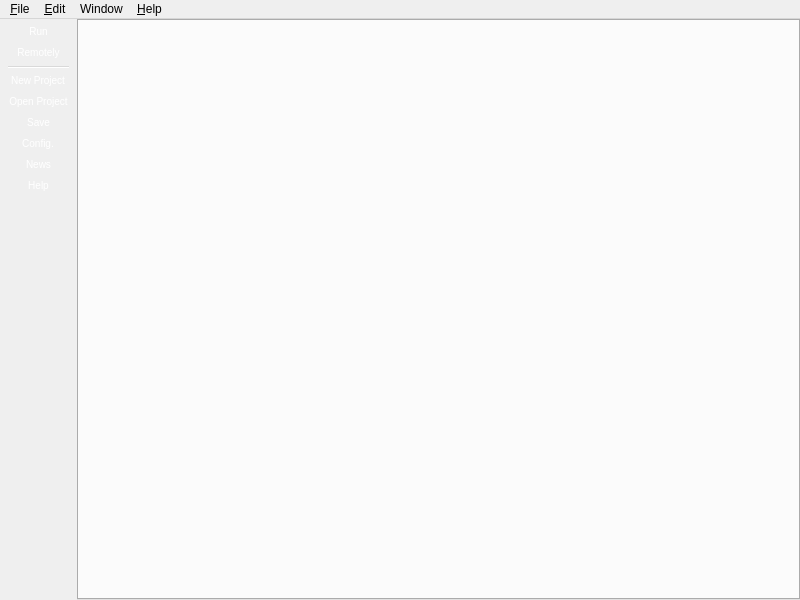
The window that composer-gui/ui/ComposerMainWindow.ui (TeleMidia/nclcomposer) describes before a commit, drawn with Qt 5.
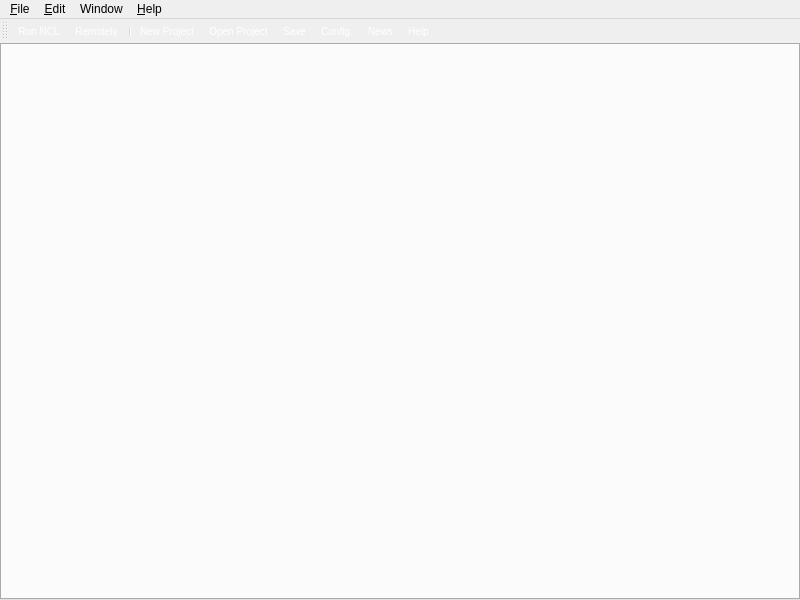
The same window after the commit. Icons and pictures are not drawn.

Commit message:
[gui] maint: Fill Plugin Details Dialog.
* include/ComposerMainWindow.h: Likewise.
* include/PluginDetailsDialog.h: Likewise.
* src/ComposerMainWindow.cpp: Likewise.
* src/PluginDetailsDialog.cpp: Likewise.
* ui/PluginDetailsDialog.ui: Likewise.
* ui/ComposerMainWindow.ui: Make toolbar moavable.

The edit to the form file:
```diff
--- a/composer-gui/ui/ComposerMainWindow.ui
+++ b/composer-gui/ui/ComposerMainWindow.ui
@@ -59,6 +59,7 @@
   stop: 0.39999 #717171, stop: 0.4 #626262,
   stop: 0.9 #4c4c4c, stop: 1 #333333);
   color: white;
+  padding-left: 10px;
 }
 
 QTabWidget::tab-bar {
@@ -294,7 +295,7 @@
     <set>Qt::ImhNone</set>
    </property>
    <property name="movable">
-    <bool>false</bool>
+    <bool>true</bool>
    </property>
    <property name="allowedAreas">
     <set>Qt::LeftToolBarArea</set>
@@ -312,7 +313,7 @@
     <bool>false</bool>
    </property>
    <attribute name="toolBarArea">
-    <enum>LeftToolBarArea</enum>
+    <enum>TopToolBarArea</enum>
    </attribute>
    <attribute name="toolBarBreak">
     <bool>false</bool>
@@ -410,6 +411,9 @@
    <property name="text">
     <string>Run</string>
    </property>
+   <property name="iconText">
+    <string>Run NCL</string>
+   </property>
    <property name="toolTip">
     <string>Run NCL Project</string>
    </property>
```
Left out of the diff: 2 changed lines with no effect on the pictures. The commit also changes 5 other files.
